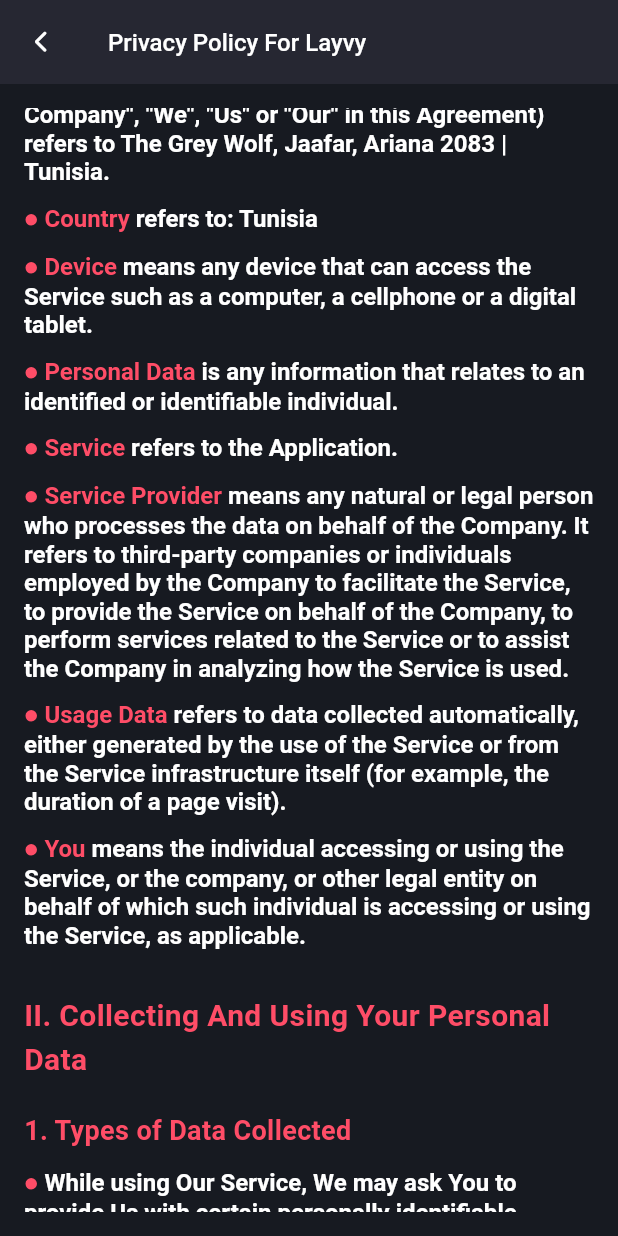
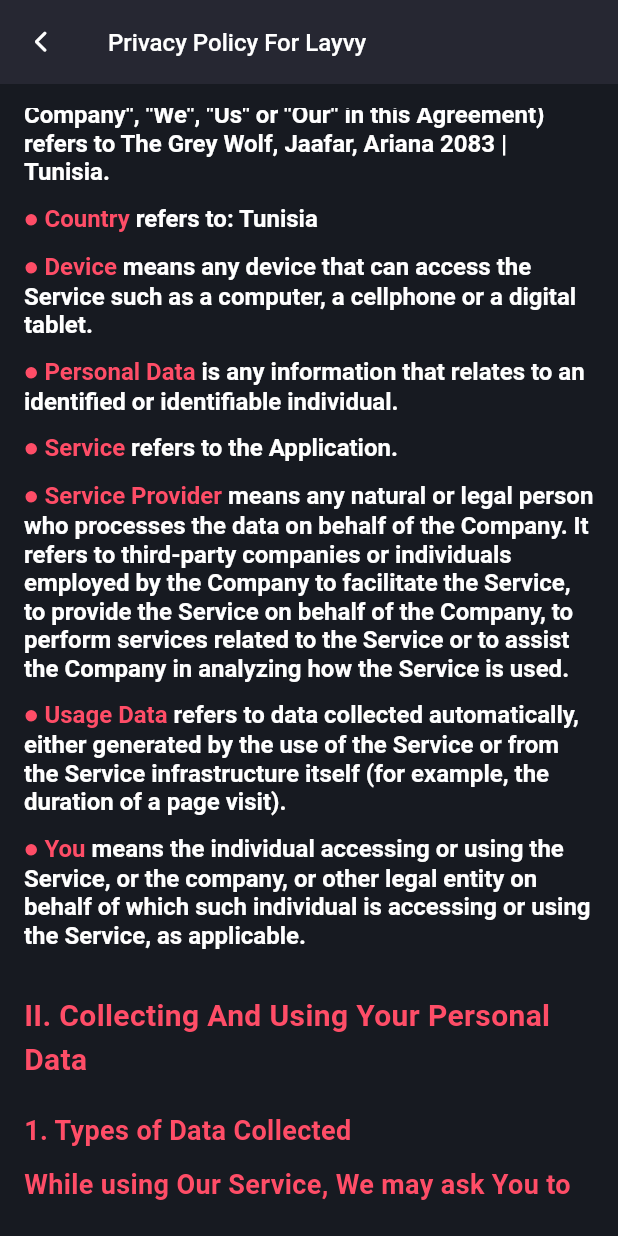
Before and after one commit to hafedh049/luxy, a Flutter app: the PrivacyPolicy screen opened directly, scrolled down 576 dp, on a phone screen of 412 x 824 dp. Run offline on Flutter 3.47's test engine with Material 3 defaults, Android fonts, the phone set to English and light mode, and no system bars; our stand-ins replace animated_toggle_switch, date_format, flutter_animate, fluttertoast, google_nav_bar, hive and 5 more; accounts and stored records are empty.

Commit message:
ModifiedM lib/views/privacy_policy.dart

```diff
--- a/lib/views/privacy_policy.dart
+++ b/lib/views/privacy_policy.dart
@@ -88,10 +88,54 @@ class _PrivacyPolicyState extends State<PrivacyPolicy> {
                                               if (item['subtitle'] != null) Flexible(child: Container(margin: const EdgeInsets.only(bottom: 10), child: Text("${data[index]['subtitles'].indexOf(item) + 1}. ${item['subtitle']}", style: const TextStyle(color: pink, fontSize: 18, fontWeight: FontWeight.bold)))),
                                               for (final Map<String, dynamic> element in item["data"])
                                                 Column(
+                                                  crossAxisAlignment: CrossAxisAlignment.start,
+                                                  mainAxisSize: MainAxisSize.min,
+                                                  children: <Widget>[
+                                                    element["type"] == "text with list"
+                                                        ? Column(
+                                                            crossAxisAlignment: CrossAxisAlignment.start,
+                                                            mainAxisSize: MainAxisSize.min,
+                                                            children: <Widget>[
+                                                              Flexible(child: Container(margin: const EdgeInsets.only(bottom: 10), child: Text(element["data"][0], style: const TextStyle(color: pink, fontSize: 18, fontWeight: FontWeight.bold)))),
+                                                              for (final String uplet in element["data"].skip(1))
+                                                                Container(
+                                                                  margin: const EdgeInsets.only(bottom: 10),
+                                                                  child: RichText(
+                                                                    text: TextSpan(
+                                                                      children: <TextSpan>[
+                                                                        const TextSpan(text: "●", style: TextStyle(color: pink, fontSize: 16, fontWeight: FontWeight.bold)),
+                                                                        TextSpan(text: " $uplet", style: const TextStyle(color: white, fontSize: 16, fontWeight: FontWeight.bold)),
+                                                                      ],
+                                                                    ),
+                                                                  ),
+                                                                ),
+                                                            ],
+                                                          )
+                                                        : Column(
+                                                            crossAxisAlignment: CrossAxisAlignment.start,
+                                                            mainAxisSize: MainAxisSize.min,
+                                                            children: <Widget>[
+                                                              for (final String uplet in element["data"]) Flexible(child: Container(margin: const EdgeInsets.only(bottom: 10), child: Text(uplet, style: const TextStyle(color: pink, fontSize: 18, fontWeight: FontWeight.bold)))),
+                                                            ],
+                                                          )
+                                                  ],
+                                                ),
+                                            ],
+                                          )
+                                        : Column(
+                                            crossAxisAlignment: CrossAxisAlignment.start,
+                                            mainAxisSize: MainAxisSize.min,
+                                            children: <Widget>[
+                                              if (item['subtitle'] != null) Flexible(child: Container(margin: const EdgeInsets.only(bottom: 10), child: Text("${data[index]['subtitles'].indexOf(item) + 1}. ${item['subtitle']}", style: const TextStyle(color: pink, fontSize: 18, fontWeight: FontWeight.bold)))),
+                                              for (final Map<String, dynamic> element in item["data"])
+                                                Column(
+                                                  crossAxisAlignment: CrossAxisAlignment.start,
+                                                  mainAxisSize: MainAxisSize.min,
                                                   children: <Widget>[
                                                     for (final dynamic uplet in element["data"])
-                                                      element["type"] == "text with list"
-                                                          ? Container(
+                                                      uplet is String
+                                                          ? const SizedBox()
+                                                          : Container(
                                                               margin: const EdgeInsets.only(bottom: 10),
                                                               child: RichText(
                                                                 text: TextSpan(
@@ -102,12 +146,10 @@ class _PrivacyPolicyState extends State<PrivacyPolicy> {
                                                                 ),
                                                               ),
                                                             )
-                                                          : Flexible(child: Container(margin: const EdgeInsets.only(bottom: 10), child: Text(uplet, style: const TextStyle(color: pink, fontSize: 18, fontWeight: FontWeight.bold)))),
                                                   ],
                                                 ),
                                             ],
-                                          )
-                                        : const SizedBox(),
+                                          ),
                         ],
                       ),
                     ),
```
